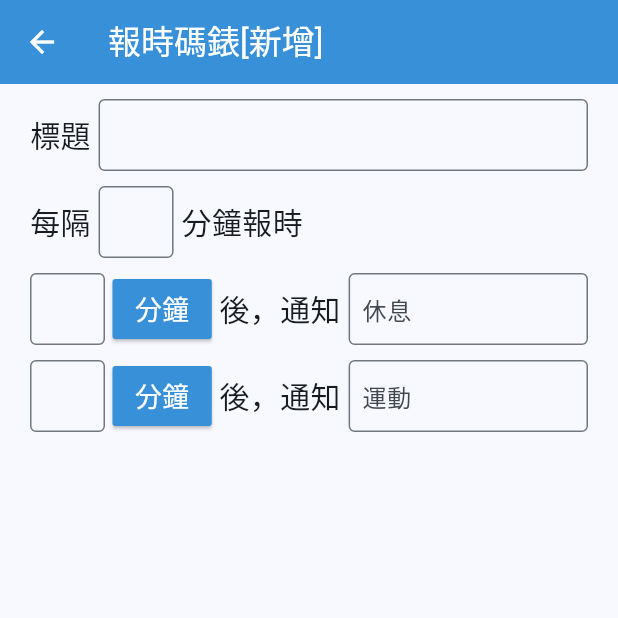
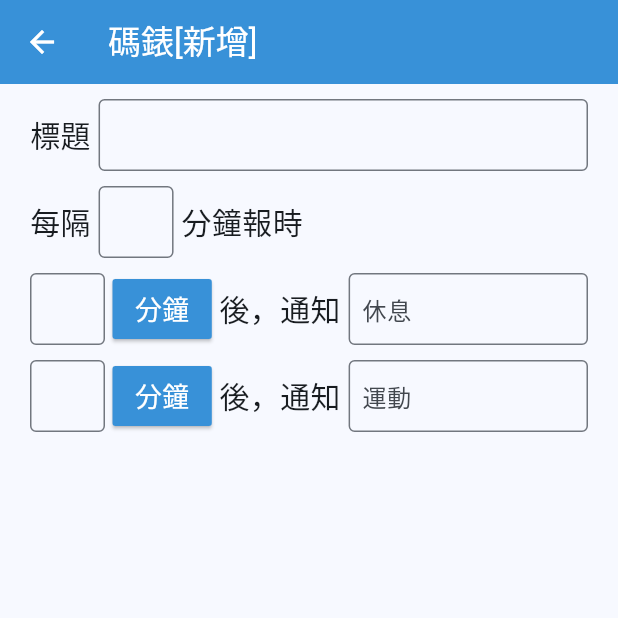
Before and after one commit to jimchen5342/stopwatch, a Flutter app: the screen it shows after launch, after a tap on the "add" icon, on a phone screen of 412 x 824 dp, the top half of it. Run offline on Flutter 3.47's test engine with Material 3 defaults, Android fonts, the phone set to English and light mode, and no system bars; our stand-ins replace flutter_tts, localstorage, package_info_plus; missing offline and left inert: flutter_background_service, flutter_background_service_android.

Commit message:
2025-06-19

```diff
--- a/lib/home.dart
+++ b/lib/home.dart
@@ -28,7 +28,6 @@ class _HomeState extends State<Home> {
       if (index is int) {
         _selectedIndex = index;
       }
-      print("index: $index");
       setState(() {
         Timer(Duration(seconds: 2), () {
           setState(() {});
--- a/lib/stopwatch/stopwatchEdit.dart
+++ b/lib/stopwatch/stopwatchEdit.dart
@@ -1,5 +1,6 @@
 import 'package:flutter/material.dart';
 import 'package:myapp/system/module.dart';
+import 'package:myapp/widgets/module.dart';
 
 class StopWatchEdit extends StatefulWidget {
   const StopWatchEdit({super.key});
@@ -83,18 +84,11 @@ class _StopWatchEditState extends State<StopWatchEdit> {
   Widget scaffold() {
     return Scaffold(
       // resizeToAvoidBottomInset: false,
-      appBar: AppBar(
+      appBar: appBar(
+        "碼錶[$title]",
         leading: IconButton(
           icon: Icon(Icons.arrow_back, color: Colors.white),
           onPressed: _exitSetup,
-        ),
-        backgroundColor: SysColor.primary,
-        title: Text(
-          "報時碼錶[$title]",
-          style: TextStyle(
-            // fontSize: 40,
-            color: Colors.white,
-          ),
         ),
         actions: [
           if (title == "編輯")
--- a/lib/stopwatch/stopwatchList.dart
+++ b/lib/stopwatch/stopwatchList.dart
@@ -1,5 +1,6 @@
 import 'package:flutter/material.dart';
 import 'package:myapp/system/module.dart';
+import 'package:myapp/widgets/module.dart';
 import 'package:myapp/stopwatch/stopwatch.dart';
 import 'package:myapp/stopwatch/stopwatchEdit.dart';
 
@@ -92,19 +93,8 @@ class _StopWatchListState extends State<StopWatchList> {
   @override
   Widget build(BuildContext context) {
     return Scaffold(
-      appBar: AppBar(
-        backgroundColor: SysColor.primary,
-        // leading: IconButton(
-        //   icon: Icon(Icons.arrow_back, color: Colors.white),
-        //   onPressed: () => print('按下選單'),
-        // ),
-        title: Text(
-          "報時碼錶清單",
-          style: TextStyle(
-            // fontSize: 40,
-            color: Colors.white,
-          ),
-        ),
+      appBar: appBar(
+        "碼錶清單",
         actions: [
           // 新增
           IconButton(
--- /dev/null
+++ b/lib/widgets/appBar.dart
@@ -0,0 +1,17 @@
+import 'package:flutter/material.dart';
+import 'package:myapp/system/module.dart';
+
+AppBar appBar(String title, {Widget? leading, List<Widget>? actions}) {
+  return AppBar(
+    backgroundColor: SysColor.primary,
+    leading: leading,
+    title: Text(
+      title,
+      style: TextStyle(
+        // fontSize: 40,
+        color: Colors.white,
+      ),
+    ),
+    actions: actions,
+  );
+}
--- /dev/null
+++ b/lib/widgets/module.dart
@@ -0,0 +1 @@
+export 'appBar.dart';
```
Also changed, not shown: lib/countdown/countdown.dart (+50 -3 lines), lib/countdown/countdownEdit.dart (+20 -2 lines), lib/countdown/countdownList.dart (+0 -8 lines), lib/stopwatch/stopwatch.dart (+17 -14 lines).
